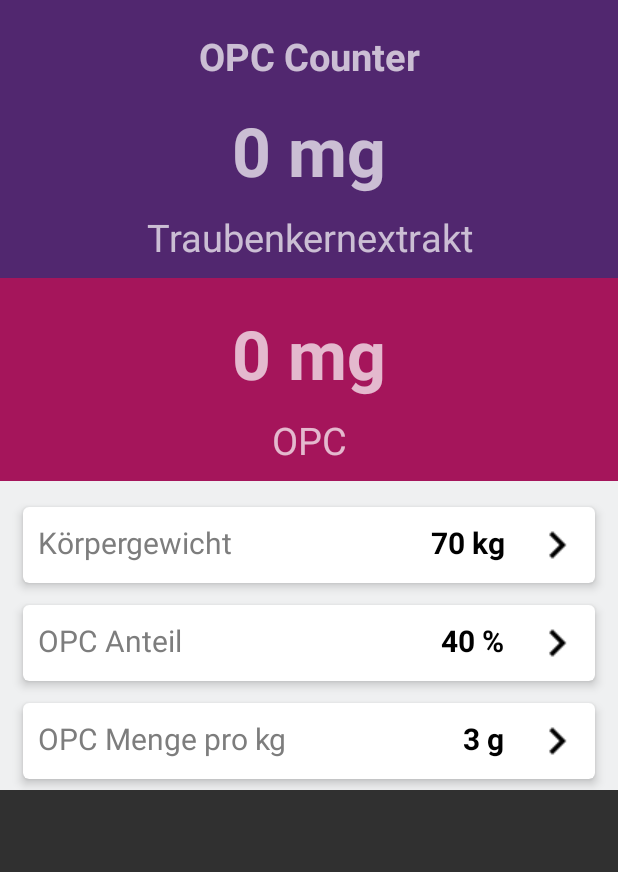
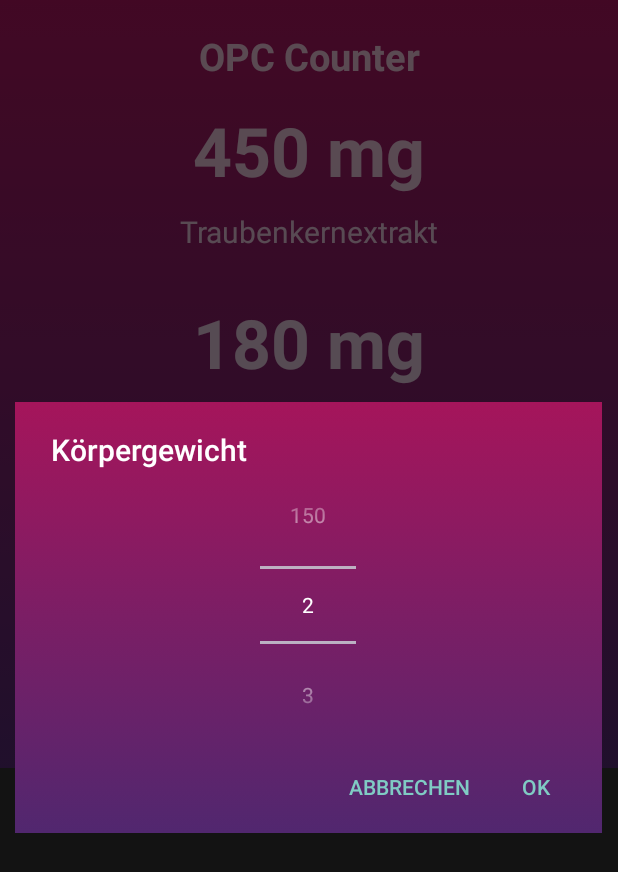
Before and after one commit to lidox/opc-counter, an Android app: the fragment OpcCounterFragment shown on its own in the app's theme, after a tap on "Körpergewicht", on a phone screen of 412 x 824 dp. Shown: the top 872 px of the screen. Run offline under Robolectric (Android 15) with nearby library versions, the phone set to English and light mode, and no system bars.

Commit message:
add UI elements

```diff
--- a/app/build.gradle
+++ b/app/build.gradle
@@ -34,6 +34,4 @@ dependencies {
     // cardview
     compile 'com.android.support:cardview-v7:+'
 
-    //number picker
-    compile 'biz.kasual:materialnumberpicker:1.2.1'
 }
--- a/app/src/main/java/com/futuzon/opccounter/controller/calculation/OpcIntakeCalculator.java
+++ b/app/src/main/java/com/futuzon/opccounter/controller/calculation/OpcIntakeCalculator.java
@@ -1,5 +1,9 @@
 package com.futuzon.opccounter.controller.calculation;
 
+
+import android.content.Context;
+
+import com.futuzon.opccounter.controller.opc.GlobalOpc;
 
 public class OpcIntakeCalculator {
 
@@ -11,8 +15,31 @@ public class OpcIntakeCalculator {
      * @param opcPerKgOfBodyWeight   the OPC amount per kg of the persons body weight
      * @return the recommended daily grape seed extract (Traubenkernextrakt) intake ration in mg
      */
-    public int getRecommendedOpcDailyRation(int bodyWeight, int realOpcSharePercentage, int opcPerKgOfBodyWeight) {
+    public int getRecommendedGrapeSeedExtractDailyRation(double bodyWeight, double realOpcSharePercentage, double opcPerKgOfBodyWeight) {
         return (int) Math.round(opcPerKgOfBodyWeight * bodyWeight / (realOpcSharePercentage / 100.));
     }
 
+    /**
+     * Calculate the recommended daily 'grape seed extract' intake ration
+     *
+     * @return the recommended daily grape seed extract (Traubenkernextrakt) intake ration in mg
+     */
+    public int getRecommendedGrapeSeedExtractDailyRation(Context ctx) {
+        double bodyWeight = GlobalOpc.getOpcBodyWeight(ctx);
+        double realOpcSharePercentage = GlobalOpc.getOpcShareWithinGrapeSeedExtract(ctx);
+        double opcPerKgOfBodyWeight = GlobalOpc.getOpcAmountPerBodyWeight(ctx);
+        return getRecommendedGrapeSeedExtractDailyRation(bodyWeight, realOpcSharePercentage, opcPerKgOfBodyWeight);
+    }
+
+    /**
+     * Calculate the recommended daily 'oligomeric proanthocyanidins' intake ration
+     *
+     * @return the recommended daily oligomeric proanthocyanidins (OPC) intake ration in mg
+     */
+    public int getRecommendedOpcDailyRation(Context ctx) {
+        double bodyWeight = GlobalOpc.getOpcBodyWeight(ctx);
+        double opcPerKgOfBodyWeight = GlobalOpc.getOpcAmountPerBodyWeight(ctx);
+        return (int) Math.round(bodyWeight * opcPerKgOfBodyWeight);
+    }
+
 }
--- a/app/src/main/java/com/futuzon/opccounter/controller/config/App.java
+++ b/app/src/main/java/com/futuzon/opccounter/controller/config/App.java
@@ -24,4 +24,13 @@ public class App extends Application {
     public static Context getAppContext(){
         return ctx;
     }
+
+    /**
+     * Get the string by resource id
+     * @param R_ID the resource id
+     * @return the string by resource id
+     */
+    public static String getStringByRId(int R_ID) {
+        return ctx.getResources().getString(R_ID);
+    }
 }
--- /dev/null
+++ b/app/src/main/java/com/futuzon/opccounter/view/dialogs/NumberPickers.java
@@ -0,0 +1,108 @@
+package com.futuzon.opccounter.view.dialogs;
+
+
+import android.annotation.SuppressLint;
+import android.app.Activity;
+import android.app.AlertDialog;
+import android.content.Context;
+import android.content.DialogInterface;
+import android.content.Intent;
+import android.graphics.Color;
+import android.graphics.Paint;
+import android.provider.Settings;
+import android.util.Log;
+import android.view.View;
+import android.widget.EditText;
+import android.widget.NumberPicker;
+import android.widget.RelativeLayout;
+
+import com.futuzon.opccounter.LauncherActivity;
+import com.futuzon.opccounter.R;
+import com.futuzon.opccounter.controller.config.App;
+import com.futuzon.opccounter.controller.utils.Global;
+
+import java.lang.reflect.Field;
+
+public class NumberPickers {
+
+    private static Activity ctx = null;
+
+    public NumberPickers(Activity context){
+        this.ctx = context;
+    }
+
+    public void openNumberPicker(final int globalValueId, String dialogTitle, int minValue, int maxValue) {
+        RelativeLayout linearLayout = new RelativeLayout(App.getAppContext());
+        final NumberPicker aNumberPicker = new NumberPicker(App.getAppContext());
+
+        aNumberPicker.setMaxValue(maxValue);
+        aNumberPicker.setMinValue(minValue);
+        setNumberPickerTextColor(aNumberPicker, Color.WHITE);
+
+        RelativeLayout.LayoutParams params = new RelativeLayout.LayoutParams(50, 50);
+        int wrapContent = RelativeLayout.LayoutParams.WRAP_CONTENT;
+        RelativeLayout.LayoutParams numPicerParams = new RelativeLayout.LayoutParams(wrapContent, wrapContent);
+        numPicerParams.addRule(RelativeLayout.CENTER_HORIZONTAL);
+
+        linearLayout.setLayoutParams(params);
+        linearLayout.addView(aNumberPicker, numPicerParams);
+
+        // dialog
+        AlertDialog.Builder alertDialogBuilder = new AlertDialog.Builder(ctx);
+        alertDialogBuilder.setTitle(dialogTitle);
+        alertDialogBuilder.setView(linearLayout);
+
+        alertDialogBuilder
+                .setCancelable(false)
+                .setPositiveButton(App.getStringByRId(R.string.ok),
+                        new DialogInterface.OnClickListener() {
+                            public void onClick(DialogInterface dialog,
+                                                int id) {
+                                Log.d(NumberPickers.class.getSimpleName(), "Number picker new value selected: " + aNumberPicker.getValue());
+                                new Global(App.getAppContext()).putDouble(globalValueId, aNumberPicker.getValue());
+                                ctx.startActivity(new Intent(ctx, LauncherActivity.class));
+
+                            }
+                        })
+                .setNegativeButton(App.getStringByRId(R.string.cancel),
+                        new DialogInterface.OnClickListener() {
+                            public void onClick(DialogInterface dialog,
+                                                int id) {
+                                dialog.cancel();
+                            }
+                        });
+        AlertDialog alertDialog = alertDialogBuilder.create();
+        alertDialog.getWindow().setBackgroundDrawableResource(R.drawable.gradient_list);
+        alertDialog.show();
+    }
+
+    @SuppressLint("LongLogTag")
+    public static boolean setNumberPickerTextColor(NumberPicker numberPicker, int color) {
+        final int count = numberPicker.getChildCount();
+        for(int i = 0; i < count; i++){
+            View child = numberPicker.getChildAt(i);
+            if(child instanceof EditText){
+                try{
+                    Field selectorWheelPaintField = numberPicker.getClass()
+                            .getDeclaredField("mSelectorWheelPaint");
+                    selectorWheelPaintField.setAccessible(true);
+                    ((Paint)selectorWheelPaintField.get(numberPicker)).setColor(color);
+                    ((EditText)child).setTextColor(color);
+                    numberPicker.invalidate();
+                    return true;
+                }
+                catch(NoSuchFieldException e){
+                    Log.w("setNumberPickerTextColor", e);
+                }
+                catch(IllegalAccessException e){
+                    Log.w("setNumberPickerTextColor", e);
+                }
+                catch(IllegalArgumentException e){
+                    Log.w("setNumberPickerTextColor", e);
+                }
+            }
+        }
+        return false;
+    }
+
+}
--- a/app/src/main/java/com/futuzon/opccounter/view/opc/OpcCounterFragment.java
+++ b/app/src/main/java/com/futuzon/opccounter/view/opc/OpcCounterFragment.java
@@ -1,21 +1,20 @@
 package com.futuzon.opccounter.view.opc;
 
-import android.app.AlertDialog;
-import android.content.DialogInterface;
-import android.graphics.Color;
+import android.content.Context;
 import android.os.Bundle;
-import android.support.annotation.NonNull;
 import android.support.v4.app.Fragment;
 import android.support.v7.widget.CardView;
 import android.util.Log;
 import android.view.LayoutInflater;
 import android.view.View;
 import android.view.ViewGroup;
+import android.widget.TextView;
 
 import com.futuzon.opccounter.R;
+import com.futuzon.opccounter.controller.calculation.OpcIntakeCalculator;
 import com.futuzon.opccounter.controller.config.App;
-
-import biz.kasual.materialnumberpicker.MaterialNumberPicker;
+import com.futuzon.opccounter.controller.opc.GlobalOpc;
+import com.futuzon.opccounter.view.dialogs.NumberPickers;
 
 
 public class OpcCounterFragment extends Fragment {
@@ -31,9 +30,30 @@ public class OpcCounterFragment extends Fragment {
     public void onResume() {
         super.onResume();
 
+        // add click listeners to the buttons available
         setClickListenerById(R.id.card_view_body_weight, getOnClickListenerBodyWeight());
         setClickListenerById(R.id.card_view_opc_share, getOnClickListenerOpcShare());
         setClickListenerById(R.id.card_view_opc_per_body_weight, getOnClickListenerOpcAmountPerKg());
+
+        // set UI element's values
+        Context ctx = App.getAppContext();
+        setUiValues(R.id.body_weight_txt, GlobalOpc.getOpcBodyWeight(ctx).intValue(), "kg");
+        setUiValues(R.id.opc_share_txt, GlobalOpc.getOpcShareWithinGrapeSeedExtract(ctx).intValue(), "%");
+        setUiValues(R.id.opc_per_body_weight_txt, GlobalOpc.getOpcAmountPerBodyWeight(ctx).intValue(), "g");
+        setUiValues(R.id.grape_seed_extract_value, new OpcIntakeCalculator().getRecommendedGrapeSeedExtractDailyRation(ctx), "mg");
+        setUiValues(R.id.opc_value, new OpcIntakeCalculator().getRecommendedOpcDailyRation(ctx), "mg");
+    }
+
+    /**
+     * Set text of a TextView by its Id
+     *
+     * @param viewId the view'S Id
+     * @param value  the text's value
+     * @param unit   the text's unit
+     */
+    private void setUiValues(int viewId, int value, String unit) {
+        TextView textView = getView().findViewById(viewId);
+        textView.setText(value + " " + unit);
     }
 
     @Override
@@ -64,28 +84,7 @@ public class OpcCounterFragment extends Fragment {
             @Override
             public void onClick(View view) {
                 Log.d(className, "'body weight' card view selected");
-                final MaterialNumberPicker numberPicker = new MaterialNumberPicker.Builder(App.getAppContext())
-                        .minValue(1)
-                        .maxValue(10)
-                        .defaultValue(1)
-                        .backgroundColor(Color.WHITE)
-                        .separatorColor(Color.TRANSPARENT)
-                        .textColor(Color.BLACK)
-                        .textSize(20)
-                        .enableFocusability(false)
-                        .wrapSelectorWheel(true)
-                        .build();
-
-                new AlertDialog.Builder(self.getActivity())
-                        .setTitle("Title")
-                        .setView(numberPicker)
-                        .setPositiveButton(getString(android.R.string.ok), new DialogInterface.OnClickListener() {
-                            @Override
-                            public void onClick(DialogInterface dialog, int which) {
-                                Log.d(className, "You picked : " + numberPicker.getValue());;
-                            }
-                        })
-                        .show();
+                new NumberPickers(getActivity()).openNumberPicker(R.string.c_opc_body_weight, App.getStringByRId(R.string.body_weight), 2, 150);
             }
         };
     }
@@ -100,8 +99,10 @@ public class OpcCounterFragment extends Fragment {
             @Override
             public void onClick(View view) {
                 Log.d(className, "'OPC share' card view selected");
+                new NumberPickers(getActivity()).openNumberPicker(R.string.c_opc_share_within_grape_seed_extract, App.getStringByRId(R.string.opc_share), 1, 100);
             }
         };
+
     }
 
     /**
@@ -114,6 +115,7 @@ public class OpcCounterFragment extends Fragment {
             @Override
             public void onClick(View view) {
                 Log.d(className, "'OPC amount per kg' card view selected");
+                new NumberPickers(getActivity()).openNumberPicker(R.string.c_opc_amount_per_body_weight, App.getStringByRId(R.string.opc_per_body_weight), 1, 10);
             }
         };
     }
--- /dev/null
+++ b/app/src/main/res/drawable/gradient_background.xml
@@ -0,0 +1,7 @@
+<?xml version="1.0" encoding="utf-8"?>
+<shape xmlns:android="http://schemas.android.com/apk/res/android">
+    <gradient
+        android:angle="90"
+        android:endColor="@color/colorPrimary"
+        android:startColor="@color/colorPrimaryDark" />
+</shape>
--- /dev/null
+++ b/app/src/main/res/drawable/gradient_list.xml
@@ -0,0 +1,5 @@
+<animation-list xmlns:android="http://schemas.android.com/apk/res/android">
+    <item
+        android:drawable="@drawable/gradient_background"
+        android:duration="4000" />
+</animation-list>
--- a/app/src/main/res/layout/fragment_opc_counter.xml
+++ b/app/src/main/res/layout/fragment_opc_counter.xml
@@ -1,4 +1,5 @@
-<RelativeLayout xmlns:android="http://schemas.android.com/apk/res/android"
+<ScrollView xmlns:android="http://schemas.android.com/apk/res/android"
+    xmlns:gradient="http://schemas.android.com/apk/res-auto"
     xmlns:tools="http://schemas.android.com/tools"
     android:layout_width="match_parent"
     android:layout_height="wrap_content"
@@ -6,10 +7,14 @@
     tools:context="com.futuzon.opccounter.view.opc.OpcCounterFragment">
 
     <RelativeLayout
+        android:layout_width="match_parent"
+        android:layout_height="wrap_content"
+        android:background="@drawable/gradient_list">
+
+        <RelativeLayout
             android:id="@+id/header"
             android:layout_width="match_parent"
-        android:layout_height="wrap_content"
-        android:background="@color/colorPurple">
+            android:layout_height="wrap_content">
 
             <TextView
                 android:id="@+id/grape_seed_extract_title"
@@ -40,7 +45,7 @@
                 android:layout_margin="@dimen/selector_text_margin"
                 android:gravity="center_horizontal"
                 android:text="@string/grape_seed_extract"
-            android:textSize="@dimen/selector_text_size_large" />
+                android:textSize="@dimen/selector_text_size_middle" />
 
         </RelativeLayout>
 
@@ -48,8 +53,7 @@
             android:id="@+id/header2"
             android:layout_width="match_parent"
             android:layout_height="wrap_content"
-        android:layout_below="@+id/header"
-        android:background="@color/colorOpcPink">
+            android:layout_below="@+id/header">
 
             <TextView
                 android:id="@+id/opc_value"
@@ -69,19 +73,14 @@
                 android:layout_margin="@dimen/selector_text_margin"
                 android:gravity="center_horizontal"
                 android:text="OPC"
-            android:textSize="@dimen/selector_text_size_large" />
+                android:textSize="@dimen/selector_text_size_middle" />
 
         </RelativeLayout>
 
-    <ScrollView
+        <RelativeLayout
             android:layout_width="match_parent"
             android:layout_height="wrap_content"
             android:layout_below="@+id/header2">
-
-        <RelativeLayout
-            android:layout_width="match_parent"
-            android:background="@color/colorWhite"
-            android:layout_height="wrap_content">
 
             <android.support.v7.widget.CardView xmlns:card_view="http://schemas.android.com/apk/res-auto"
                 android:id="@+id/card_view_body_weight"
@@ -230,7 +229,7 @@
 
         </RelativeLayout>
 
-    </ScrollView>
+    </RelativeLayout>
 
 
-</RelativeLayout>
+</ScrollView>
--- a/app/src/main/res/values/colors.xml
+++ b/app/src/main/res/values/colors.xml
@@ -1,15 +1,11 @@
 <?xml version="1.0" encoding="utf-8"?>
 <resources>
-    <color name="colorPrimary">#1A1B16</color>
-    <color name="colorPrimaryDark">#1A1B16</color>
-    <color name="colorAccent">#51276F</color>
+    <color name="colorPrimary">#A5155B</color>
+    <color name="colorPrimaryDark">#51276F</color>
+    <color name="colorAccent">#BEDB2B</color>
     <color name="colorGrey">#7D7D7D</color>
     <color name="colorBlack">#000000</color>
-    <color name="colorWhite">#EFF0F1</color>
+    <color name="colorWhite">#DFDFDF</color>
+    <color name="colorYellow">#D2D105</color>
 
-    <color name="colorEdelBlack">#1A1B16</color>
-    <color name="colorPurple">#51276F</color>
-    <color name="colorOpcPink">#A5155B</color>
-    <color name="colorYellow">#D2D105</color>
-    <color name="colorGreen">#458637</color>
 </resources>
--- a/app/src/main/res/values/strings.xml
+++ b/app/src/main/res/values/strings.xml
@@ -9,4 +9,6 @@
     <string name="body_weight">Körpergewicht</string>
     <string name="opc_share">OPC Anteil</string>
     <string name="opc_per_body_weight">OPC Menge pro kg</string>
+    <string name="ok">ok</string>
+    <string name="cancel">abbrechen</string>
 </resources>
--- a/app/src/main/res/values/styles.xml
+++ b/app/src/main/res/values/styles.xml
@@ -2,9 +2,8 @@
 
     <!-- Base application theme. -->
     <style name="AppTheme" parent="Theme.AppCompat.NoActionBar">
-        <item name="android:statusBarColor" tools:ignore="NewApi">@color/colorAccent</item>
+        <item name="android:statusBarColor" tools:ignore="NewApi">@color/colorPrimary</item>
     </style>
 
 
-
 </resources>
```
Also changed, not shown: 2 other files. Lines whose indentation alone changed are shown as unchanged.
